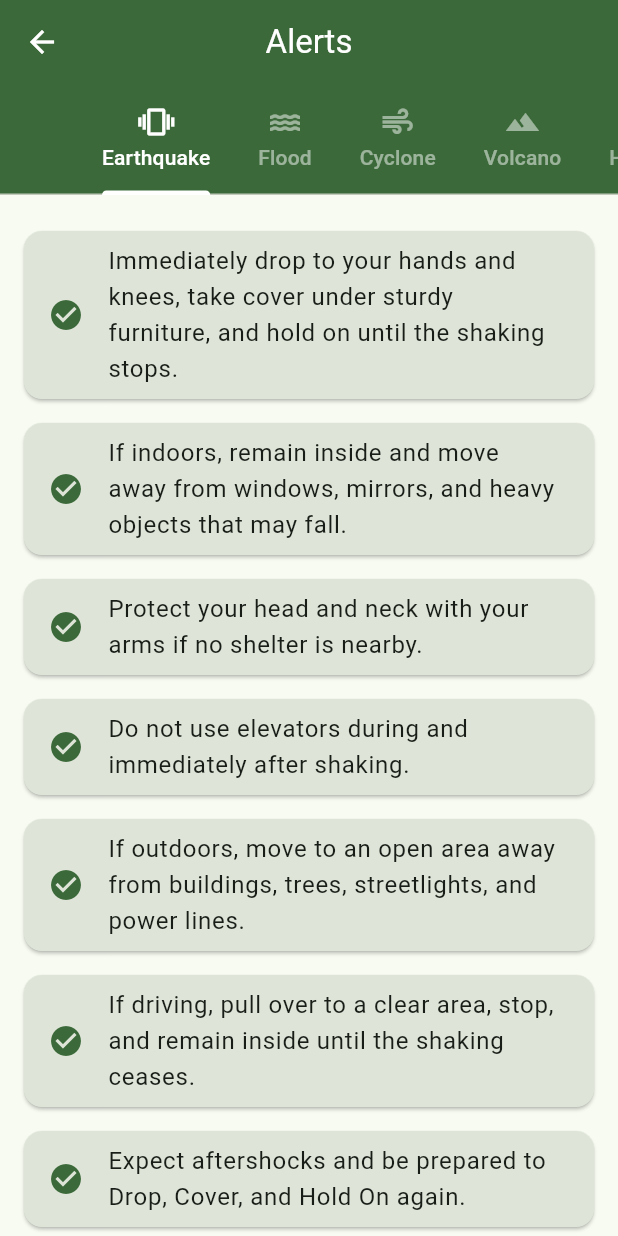
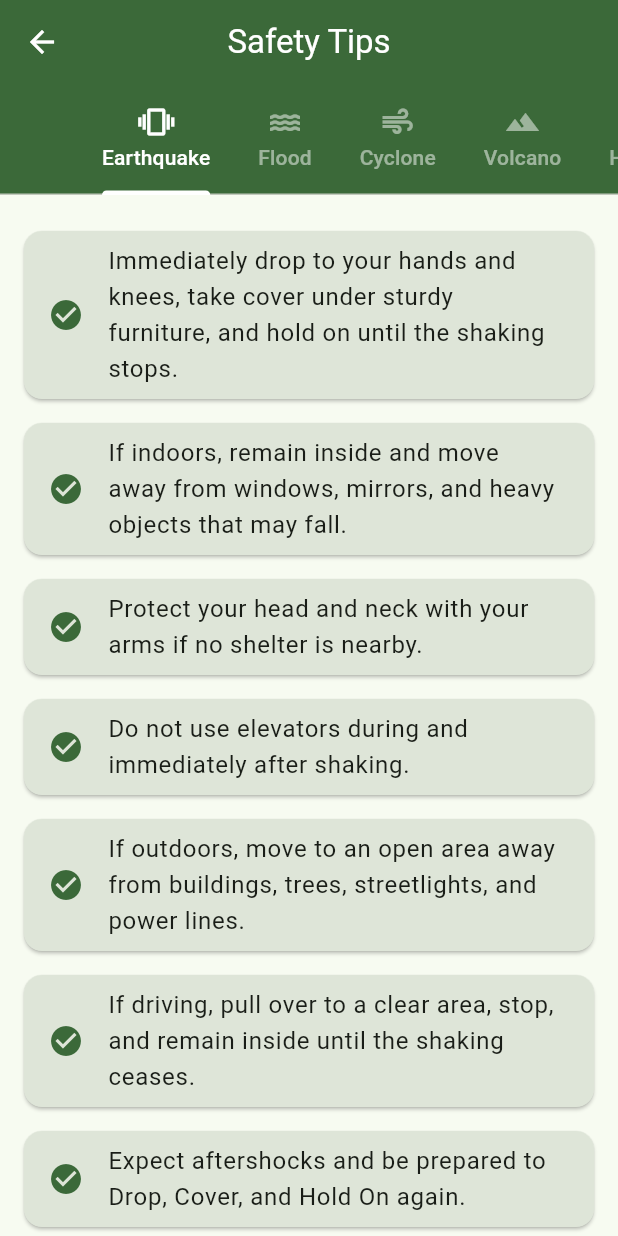
Before and after one commit to Muneeb-Ahmed2002/safezone, a Flutter app: the SafetyTips screen opened directly, on a phone screen of 412 x 824 dp. Run offline on Flutter 3.47's test engine with Material 3 defaults, Android fonts, the phone set to English and light mode, and no system bars; our stand-ins replace cloud_firestore, firebase_core, firebase_messaging, flutter_local_notifications, geocoding, location and 1 more; accounts and stored records are empty.

Commit message:
Few Bug Fixes

```diff
--- a/lib/UI/GettingStarted.dart
+++ b/lib/UI/GettingStarted.dart
@@ -190,8 +190,9 @@ class _ExistingUserState extends State<ExistingUser> {
                       prefs.setString('name', name!);
                       print('$name $userName');
                       sendLocationToFirebase(latitude, longitude);
-                      Navigator.pushReplacement(context,
-                          MaterialPageRoute(builder: (context) => const Homepage()));
+                      Navigator.pushAndRemoveUntil(context,
+                          MaterialPageRoute(builder: (context) => const Homepage()),
+                              (route) => false);
                     }
 
                   }
--- a/lib/UI/SafetyTips.dart
+++ b/lib/UI/SafetyTips.dart
@@ -19,7 +19,7 @@ class SafetyTips extends StatelessWidget {
       length: _tabs.length,
       child: Scaffold(
         appBar: AppBar(
-          title: const Text('Alerts'),
+          title: const Text('Safety Tips'),
           centerTitle: true,
           backgroundColor: colorScheme.primary,
           foregroundColor: colorScheme.onPrimary,
```
